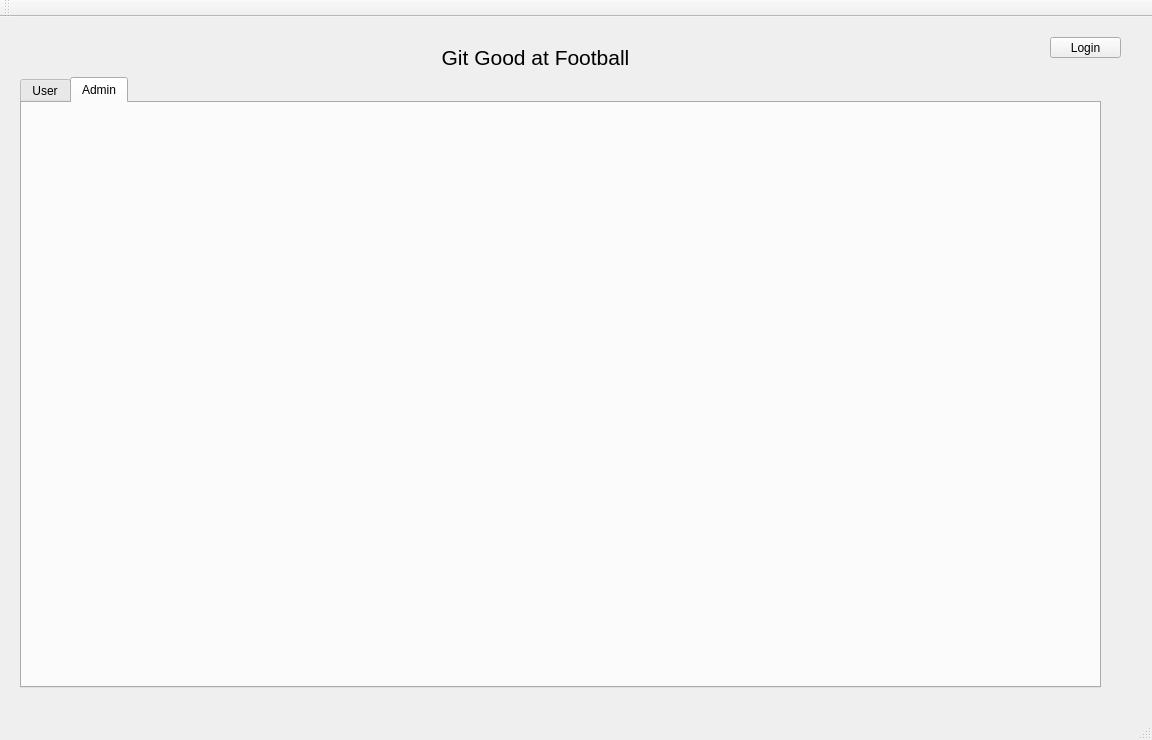
Before: the Qt Designer form QT/mainwindow.ui in nsidaris/GitGood, drawn with Qt 5.
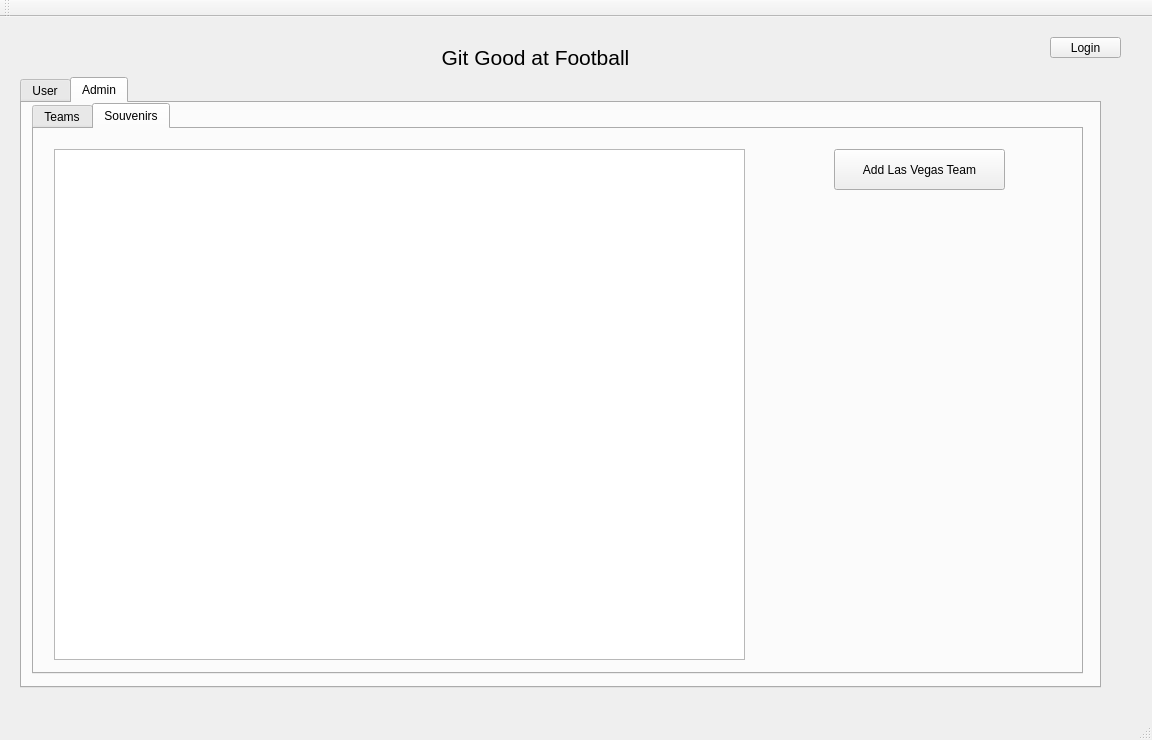
After: the same form once the commit is applied. The open tabs and pages were chosen to show the change. Icons and pictures are not drawn.

Commit message: add las vegas function not working

The edit to the form file:
```diff
--- a/QT/mainwindow.ui
+++ b/QT/mainwindow.ui
@@ -155,6 +155,52 @@
      <attribute name="title">
       <string>Admin</string>
      </attribute>
+     <widget class="QTabWidget" name="AdminTab">
+      <property name="geometry">
+       <rect>
+        <x>10</x>
+        <y>0</y>
+        <width>1051</width>
+        <height>571</height>
+       </rect>
+      </property>
+      <property name="currentIndex">
+       <number>1</number>
+      </property>
+      <widget class="QWidget" name="TeamsTab">
+       <attribute name="title">
+        <string>Teams</string>
+       </attribute>
+      </widget>
+      <widget class="QWidget" name="SouvenirsTab">
+       <attribute name="title">
+        <string>Souvenirs</string>
+       </attribute>
+       <widget class="QTableWidget" name="TeamsAdminTable">
+        <property name="geometry">
+         <rect>
+          <x>20</x>
+          <y>20</y>
+          <width>691</width>
+          <height>511</height>
+         </rect>
+        </property>
+       </widget>
+       <widget class="QPushButton" name="AddLV_Button">
+        <property name="geometry">
+         <rect>
+          <x>800</x>
+          <y>20</y>
+          <width>171</width>
+          <height>41</height>
+         </rect>
+        </property>
+        <property name="text">
+         <string>Add Las Vegas Team</string>
+        </property>
+       </widget>
+      </widget>
+     </widget>
     </widget>
    </widget>
    <widget class="QPushButton" name="loginButton">
```
Left out of the diff: 6 changed lines with no effect on the pictures. The commit also changes 4 other files.
